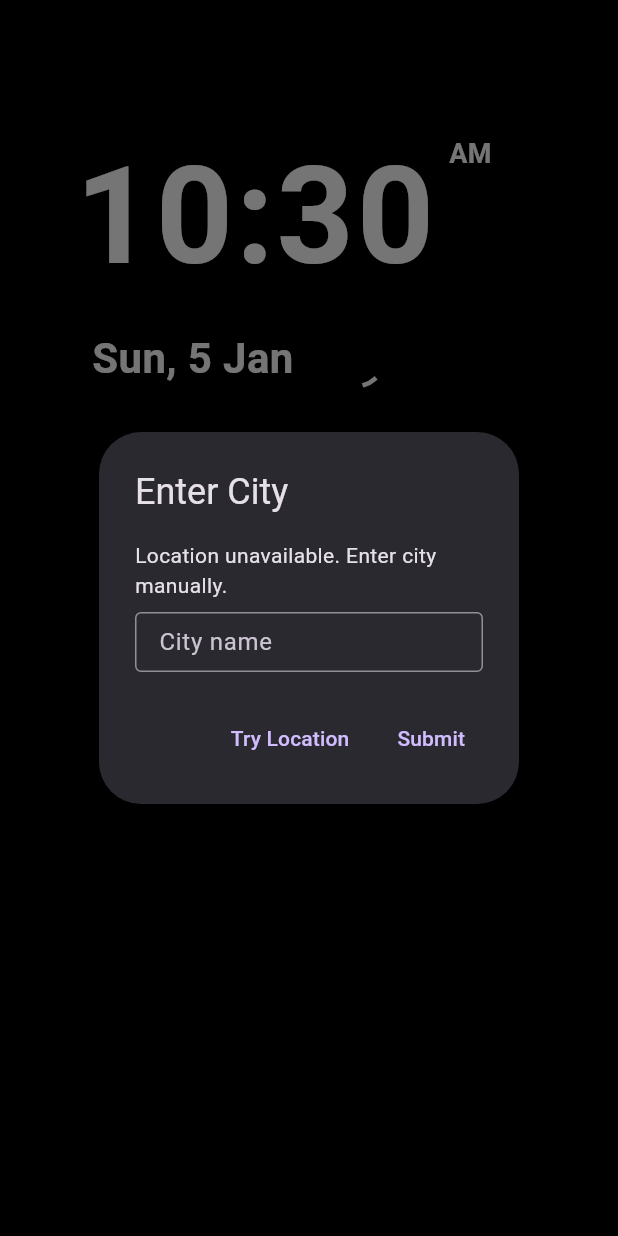
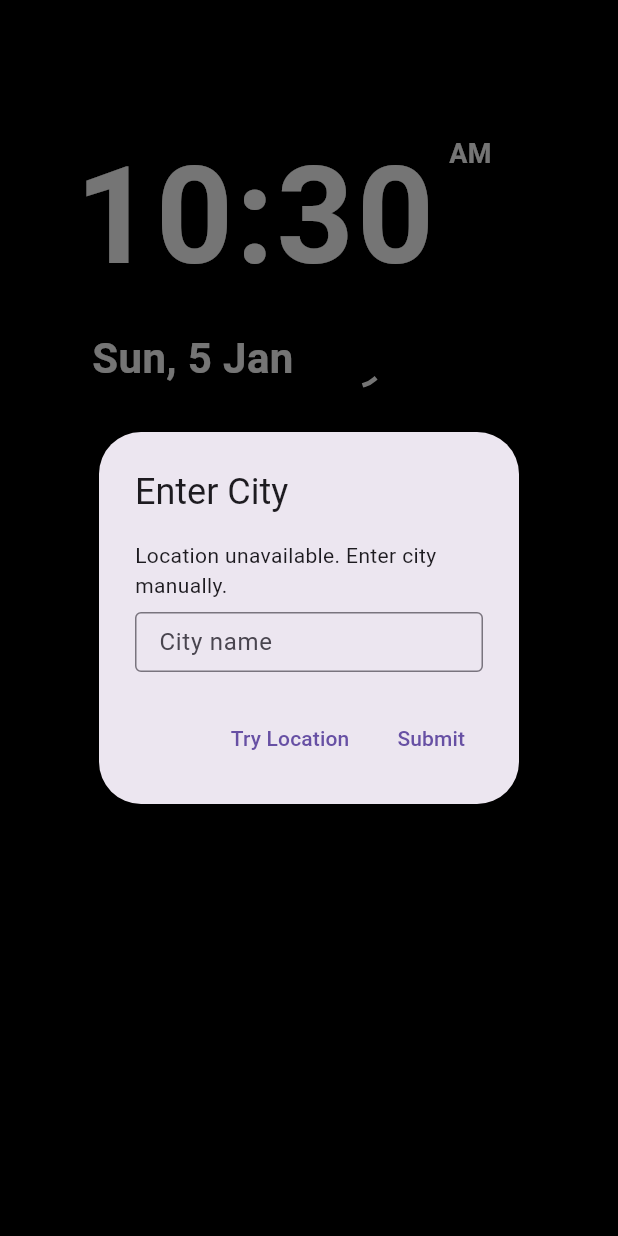
Before and after one commit to ivin-titus/ReSmart, a Flutter app: the screen it shows after launch, item 4 of the bottom bar chosen, on a phone screen of 412 x 824 dp. Run offline on Flutter 3.47's test engine with Material 3 defaults, Android fonts, the phone set to English and light mode, and no system bars; our stand-ins replace flutter_dotenv, flutter_riverpod, location, shared_preferences, wakelock_plus, weather_icons.

Commit message:
Theme selection is now working

```diff
--- a/lib/main.dart
+++ b/lib/main.dart
@@ -2,9 +2,11 @@ import 'package:flutter/material.dart';
 import 'package:flutter/services.dart';
 import 'package:flutter_dotenv/flutter_dotenv.dart';
 import 'package:location/location.dart';
+import 'package:flutter_riverpod/flutter_riverpod.dart';
 import 'navbar.dart';
 import './widgets/location_dialog.dart';
 import './widgets/services/settings_service.dart';
+import './widgets/services/theme_provider.dart';
 
 // Custom error widget for lower memory usage
 class CustomErrorWidget extends StatelessWidget {
@@ -15,8 +17,7 @@ class CustomErrorWidget extends StatelessWidget {
     return Container(
       color: Colors.black,
       child: const Center(
-        child: Text('An error occurred',
-            style: TextStyle(color: Colors.white)),
+        child: Text('An error occurred', style: TextStyle(color: Colors.white)),
       ),
     );
   }
@@ -27,7 +28,6 @@ Future<bool> checkAndRequestLocationPermission() async {
   bool serviceEnabled;
   PermissionStatus permissionGranted;
 
-  // Check if location services are enabled
   serviceEnabled = await location.serviceEnabled();
   if (!serviceEnabled) {
     serviceEnabled = await location.requestService();
@@ -36,7 +36,6 @@ Future<bool> checkAndRequestLocationPermission() async {
     }
   }
 
-  // Check location permission
   permissionGranted = await location.hasPermission();
   if (permissionGranted == PermissionStatus.denied) {
     permissionGranted = await location.requestPermission();
@@ -50,14 +49,11 @@ Future<bool> checkAndRequestLocationPermission() async {
 
 Future<void> initializeApp() async {
   try {
-    // Ensure Flutter bindings are initialized
     WidgetsFlutterBinding.ensureInitialized();
 
-    // Initialize settings service
     final settingsService = SettingsService();
     await settingsService.initialize();
 
-    // Enable all orientations
     await SystemChrome.setPreferredOrientations([
       DeviceOrientation.portraitUp,
       DeviceOrientation.portraitDown,
@@ -65,47 +61,54 @@ Future<void> initializeApp() async {
       DeviceOrientation.landscapeRight,
     ]);
 
-    // Set fullscreen mode - hide status bar and navigation buttons
     await SystemChrome.setEnabledSystemUIMode(
       SystemUiMode.immersiveSticky,
-      overlays: [], // Empty array means hide all system UI overlays
+      overlays: [],
     );
 
-    // Load environment variables with error handling
     await dotenv.load(fileName: ".env").catchError((error) {
       debugPrint('Error loading .env file: $error');
-      // Provide fallback values if needed
     });
 
-    // Check location permissions
     final hasLocationPermission = await checkAndRequestLocationPermission();
     if (hasLocationPermission) {
-      // Get current location and save it
       final Location location = Location();
       final currentLocation = await location.getLocation();
       await settingsService.setWeatherLocation(
-        '${currentLocation.latitude},${currentLocation.longitude}',
-        true
-      );
+          '${currentLocation.latitude},${currentLocation.longitude}', true);
     }
 
-    // Optimize memory usage
     imageCache.maximumSize = 50;
-    imageCache.maximumSizeBytes = 50 * 1024 * 1024; // 50 MB limit
+    imageCache.maximumSizeBytes = 50 * 1024 * 1024;
   } catch (e) {
     debugPrint('Initialization error: $e');
   }
 }
 
-class MyApp extends StatelessWidget {
-  const MyApp({Key? key}) : super(key: key);
+class MyApp extends ConsumerWidget {
+  const MyApp({super.key});
 
   @override
-  Widget build(BuildContext context) {
+  Widget build(BuildContext context, WidgetRef ref) {
+    final themeMode = ref.watch(themeProvider);
+
     return MaterialApp(
       debugShowCheckedModeBanner: false,
       title: 'ReSmart AOD',
-      theme: ThemeData.dark().copyWith(
+      themeMode: themeMode,
+      theme: ThemeData.light(useMaterial3: true).copyWith(
+        platform: TargetPlatform.android,
+        pageTransitionsTheme: const PageTransitionsTheme(
+          builders: {
+            TargetPlatform.android: FadeUpwardsPageTransitionsBuilder(),
+          },
+        ),
+        visualDensity: VisualDensity.compact,
+        textTheme: ThemeData.light().textTheme.apply(
+              fontFamily: 'Roboto',
+            ),
+      ),
+      darkTheme: ThemeData.dark(useMaterial3: true).copyWith(
         platform: TargetPlatform.android,
         pageTransitionsTheme: const PageTransitionsTheme(
           builders: {
@@ -114,8 +117,8 @@ class MyApp extends StatelessWidget {
         ),
         visualDensity: VisualDensity.compact,
         textTheme: ThemeData.dark().textTheme.apply(
-          fontFamily: 'Roboto',
-        ),
+              fontFamily: 'Roboto',
+            ),
       ),
       builder: (context, child) {
         return OrientationBuilder(
@@ -133,7 +136,8 @@ class MyApp extends StatelessWidget {
                       physics: const ClampingScrollPhysics(),
                       platform: TargetPlatform.android,
                     ),
-                    child: LocationPermissionWrapper(child: child ?? const SizedBox.shrink()),
+                    child: LocationPermissionWrapper(
+                        child: child ?? const SizedBox.shrink()),
                   ),
                 );
               },
@@ -149,10 +153,12 @@ class MyApp extends StatelessWidget {
 class LocationPermissionWrapper extends StatefulWidget {
   final Widget child;
 
-  const LocationPermissionWrapper({Key? key, required this.child}) : super(key: key);
+  const LocationPermissionWrapper({Key? key, required this.child})
+      : super(key: key);
 
   @override
-  _LocationPermissionWrapperState createState() => _LocationPermissionWrapperState();
+  _LocationPermissionWrapperState createState() =>
+      _LocationPermissionWrapperState();
 }
 
 class _LocationPermissionWrapperState extends State<LocationPermissionWrapper> {
@@ -184,9 +190,8 @@ class _LocationPermissionWrapperState extends State<LocationPermissionWrapper> {
                 final location = Location();
                 final currentLocation = await location.getLocation();
                 await settingsService.setWeatherLocation(
-                  '${currentLocation.latitude},${currentLocation.longitude}',
-                  true
-                );
+                    '${currentLocation.latitude},${currentLocation.longitude}',
+                    true);
               }
             },
           ),
@@ -202,9 +207,14 @@ class _LocationPermissionWrapperState extends State<LocationPermissionWrapper> {
 }
 
 void main() async {
+
+  WidgetsFlutterBinding.ensureInitialized();
   ErrorWidget.builder = (FlutterErrorDetails details) => const CustomErrorWidget();
-
   await initializeApp();
-
-  runApp(const MyApp());
+  await SettingsService().initialize();
+  runApp(
+    const ProviderScope(
+      child: MyApp(),
+    ),
+  );
 }
--- a/lib/navbar.dart
+++ b/lib/navbar.dart
@@ -32,6 +32,7 @@ class _NavBarState extends State<NavBar> {
   @override
   Widget build(BuildContext context) {
     final bool isAODScreen = _selectedIndex == 3;
+    final brightness = Theme.of(context).brightness;
 
     return Scaffold(
       body: _screens[_selectedIndex],
@@ -39,10 +40,25 @@ class _NavBarState extends State<NavBar> {
           ? null
           : NavigationBarTheme(
               data: NavigationBarThemeData(
-                backgroundColor: const Color(0xFF1E1E1E),
-                indicatorColor: Colors.deepPurpleAccent.withOpacity(0.3),
-                labelTextStyle: MaterialStateProperty.all(
-                  const TextStyle(fontSize: 12, fontWeight: FontWeight.w500),
+                backgroundColor: brightness == Brightness.light
+                    ? Colors.white
+                    : const Color(0xFF1E1E1E),
+                indicatorColor: brightness == Brightness.light
+                    ? Colors.deepPurpleAccent.withOpacity(0.15)
+                    : Colors.deepPurpleAccent.withOpacity(0.3),
+                labelTextStyle: WidgetStateProperty.resolveWith<TextStyle>(
+                  (Set<WidgetState> states) {
+                    if (states.contains(WidgetState.selected)) {
+                      return const TextStyle(
+                        fontSize: 15,
+                        fontWeight: FontWeight.bold,
+                      );
+                    }
+                    return const TextStyle(
+                      fontSize: 15,
+                      fontWeight: FontWeight.w500,
+                    );
+                  },
                 ),
               ),
               child: NavigationBar(
--- a/pubspec.yaml
+++ b/pubspec.yaml
@@ -41,6 +41,7 @@ dependencies:
   wakelock_plus: ^1.2.10
   google_fonts: ^6.1.0
   provider: ^6.0.5
+  flutter_riverpod: ^2.6.1
 
 
 
```
Also changed, not shown: lib/settings.dart (+54 -24 lines), lib/widgets/services/theme_provider.dart (added, +38 -0 lines), pubspec.lock.
